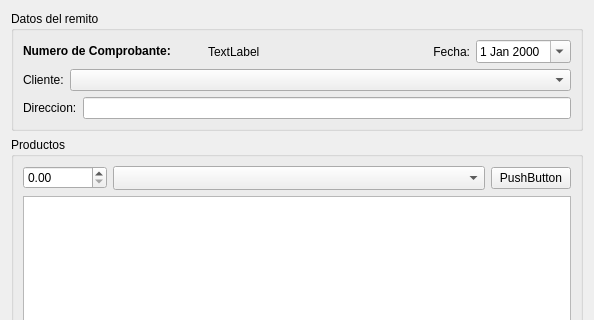
First picture: the form in plugins/remitos/FormAgregarRemitoBase.ui, repository tranfuga25s/gestotux, before the edit; both pictures show x 0 to 594 and y 0 to 320 of the 594 by 567 pixel window.
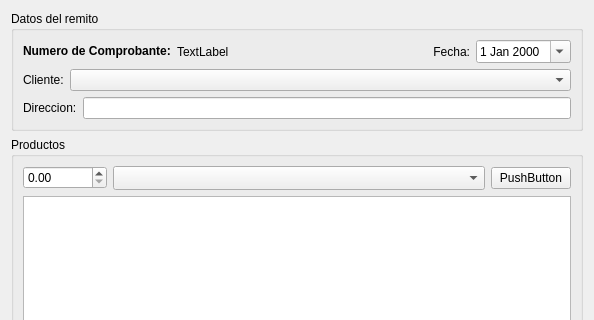
Second picture: the form after the edit. Custom widgets are drawn as their Qt base class.

Commit message: Mejorada ventana para que muestre la gran mayoría de los datos del remito. issue #131..

```diff
--- a/plugins/remitos/FormAgregarRemitoBase.ui
+++ b/plugins/remitos/FormAgregarRemitoBase.ui
@@ -42,6 +42,19 @@
           </property>
          </widget>
         </item>
+        <item>
+         <spacer name="horizontalSpacer_2">
+          <property name="orientation">
+           <enum>Qt::Horizontal</enum>
+          </property>
+          <property name="sizeHint" stdset="0">
+           <size>
+            <width>40</width>
+            <height>20</height>
+           </size>
+          </property>
+         </spacer>
+        </item>
         <item>
          <layout class="QHBoxLayout" name="horizontalLayout_2">
           <item>
```
Left out of the diff: 4 changed lines with no effect on the pictures. The commit also changes 2 other files.
